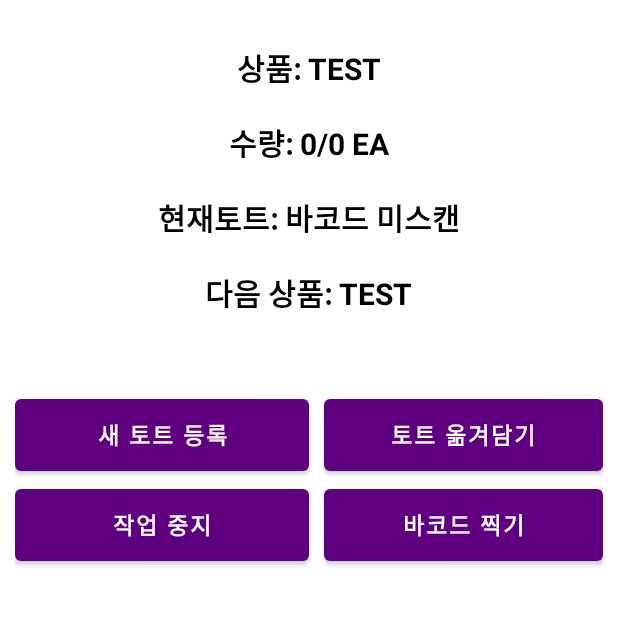
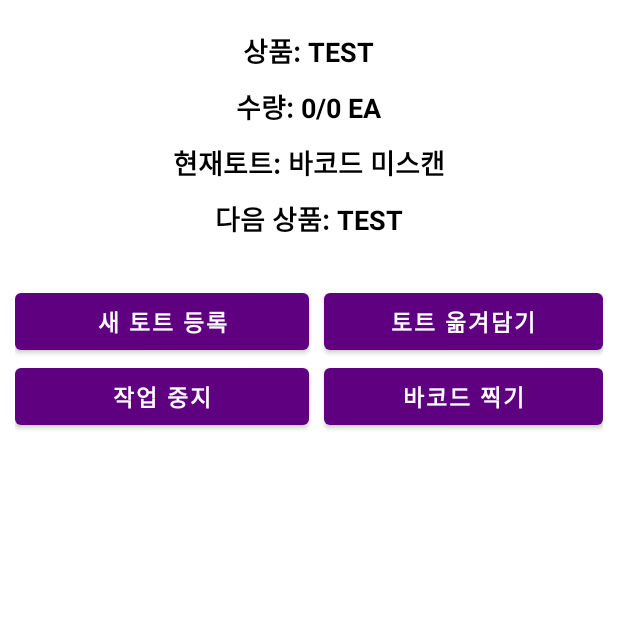
Before and after one commit to Kurly-Flow/Kurly-Flow-FE, an Android app: the MultiPickingActivity screen opened directly, with no data from a screen before it, on a phone screen of 412 x 824 dp, the part 545-1171 px from its top. Run offline under Robolectric (Android 15) with nearby library versions, the phone set to English and light mode, and no system bars; pictures from the network do not load.

Commit message:
최종 커밋

```diff
--- a/app/src/main/java/com/example/kurlyflow/hr/manager/ChooseRegionActivity.kt
+++ b/app/src/main/java/com/example/kurlyflow/hr/manager/ChooseRegionActivity.kt
@@ -47,7 +47,7 @@ class ChooseRegionActivity : AppCompatActivity() {
             regionModel
         ).enqueue(object : Callback<String> {
             override fun onResponse(call: Call<String>, response: Response<String>) {
-                Log.d("TAGr", response.body() + response.code())
+                Log.d("TAGrrr", response.body() + response.code())
                 if (response.code() == 200) {
                     ManagerLoginSharedPreference.setUserRegion(applicationContext, region)
                     startActivity(Intent(applicationContext, ManageActivity::class.java))
--- a/app/src/main/java/com/example/kurlyflow/hr/manager/service/ManagerService.kt
+++ b/app/src/main/java/com/example/kurlyflow/hr/manager/service/ManagerService.kt
@@ -22,7 +22,7 @@ interface ManagerService {
     fun postTo(@Header("Authorization") token: String, @Body request: SaveToRequest): Call<String>
 
     @POST("/api/admins/assignment")
-    fun postRegionAssignment(@Header("Authorization") token: String): Call<String>
+    fun tmp(@Header("Authorization") token: String): Call<String>
 
     @GET("/api/admins/attendance")
     fun getWorkerAttendance(@Header("Authorization") token: String): Call<ArrayList<AttendanceModel>>
@@ -43,8 +43,8 @@ interface ManagerService {
             return ApiClient.create(ManagerService::class.java).postTo(token, request)
         }
 
-        fun requestRegionAssignment(token: String): Call<String> {
-            return ApiClient.create(ManagerService::class.java).postRegionAssignment(token)
+        fun tmpppp(token: String): Call<String> {
+            return ApiClient.create(ManagerService::class.java).tmp(token)
         }
 
         fun getWorkerAttendance(token: String): Call<ArrayList<AttendanceModel>> {
--- a/app/src/main/java/com/example/kurlyflow/working/picking/request/MoveProductsToNewToteRequest.kt
+++ b/app/src/main/java/com/example/kurlyflow/working/picking/request/MoveProductsToNewToteRequest.kt
@@ -1,6 +1,7 @@
 package com.example.kurlyflow.working.picking.request
 
 data class MoveProductsToNewToteRequest(
+    var batchId: Long,
     var oldToteId: String,
     var newToteId: String,
     var invoiceProductIds: ArrayList<String>
--- a/app/src/main/res/layout/activity_checkpacking.xml
+++ b/app/src/main/res/layout/activity_checkpacking.xml
@@ -61,7 +61,7 @@
         <LinearLayout
             android:id="@+id/linearlayout_checkpacking_invoice"
             android:layout_width="match_parent"
-            android:layout_height="240dp"
+            android:layout_height="200dp"
             android:background="@color/gray_10"
             android:orientation="vertical"
             android:padding="10dp">
@@ -115,7 +115,7 @@
             <androidx.recyclerview.widget.RecyclerView
                 android:id="@+id/recyclerview_checkpacking"
                 android:layout_width="match_parent"
-                android:layout_height="150dp"
+                android:layout_height="120dp"
                 tools:listitem="@layout/item_end_recyclerview" />
         </LinearLayout>
 
--- a/app/src/main/res/layout/activity_main.xml
+++ b/app/src/main/res/layout/activity_main.xml
@@ -18,7 +18,7 @@
         android:layout_height="wrap_content"
         android:layout_marginTop="50dp"
         android:padding="10dp"
-        android:text="실제 사용 시 어플리케이션이 각 파트마다\n개별적으로 구햔되어 있는 것으로 기획했습니다."
+        android:text="실제 사용 시 어플리케이션이 각 파트마다\n개별적으로 구현되어 있는 것으로 기획했습니다."
         android:textColor="@color/black"
         android:textSize="16dp" />
 
@@ -62,7 +62,7 @@
         android:layout_marginTop="10dp"
         android:background="@drawable/main_textview_border"
         android:gravity="center"
-        android:text="앤드"
+        android:text="엔드"
         android:textColor="@color/white"
         android:textSize="20dp" />
 
--- a/app/src/main/res/layout/activity_multipicking.xml
+++ b/app/src/main/res/layout/activity_multipicking.xml
@@ -126,11 +126,12 @@
             android:layout_width="wrap_content"
             android:layout_height="wrap_content"
             android:layout_gravity="center"
-            android:layout_marginTop="30dp"
+            android:layout_marginTop="20dp"
             android:maxLines="2"
             android:text="상품: TEST"
+            android:gravity="center"
             android:textColor="@color/black"
-            android:textSize="20dp"
+            android:textSize="18dp"
             android:textStyle="bold" />
 
         <TextView
@@ -138,10 +139,10 @@
             android:layout_width="wrap_content"
             android:layout_height="wrap_content"
             android:layout_gravity="center"
-            android:layout_marginTop="20dp"
+            android:layout_marginTop="10dp"
             android:text="수량: 0/0 EA"
             android:textColor="@color/black"
-            android:textSize="20dp"
+            android:textSize="18dp"
             android:textStyle="bold" />
 
         <TextView
@@ -149,10 +150,10 @@
             android:layout_width="wrap_content"
             android:layout_height="wrap_content"
             android:layout_gravity="center"
-            android:layout_marginTop="20dp"
+            android:layout_marginTop="10dp"
             android:text="현재토트: 바코드 미스캔"
             android:textColor="@color/black"
-            android:textSize="20dp"
+            android:textSize="18dp"
             android:textStyle="bold" />
 
         <TextView
@@ -160,24 +161,25 @@
             android:layout_width="wrap_content"
             android:layout_height="wrap_content"
             android:layout_gravity="center"
-            android:layout_marginTop="20dp"
+            android:layout_marginTop="10dp"
             android:maxLines="2"
+            android:gravity="center"
             android:text="다음 상품: TEST"
             android:textColor="@color/black"
-            android:textSize="20dp"
+            android:textSize="18dp"
             android:textStyle="bold" />
 
         <LinearLayout
             android:layout_width="match_parent"
             android:layout_height="wrap_content"
             android:layout_gravity="center"
-            android:layout_marginTop="50dp"
+            android:layout_marginTop="30dp"
             android:orientation="horizontal">
 
             <Button
                 android:id="@+id/button_multipicking_newtote"
                 android:layout_width="match_parent"
-                android:layout_height="60dp"
+                android:layout_height="50dp"
                 android:layout_weight="1"
                 android:text="새 토트 등록"
                 android:textColor="@color/white"
@@ -187,7 +189,7 @@
             <Button
                 android:id="@+id/button_multipicking_movetote"
                 android:layout_width="match_parent"
-                android:layout_height="60dp"
+                android:layout_height="50dp"
                 android:layout_marginLeft="10dp"
                 android:layout_weight="1"
                 android:text="토트 옮겨담기"
@@ -205,7 +207,7 @@
             <Button
                 android:id="@+id/button_multipicking_stop"
                 android:layout_width="match_parent"
-                android:layout_height="60dp"
+                android:layout_height="50dp"
                 android:layout_weight="1"
                 android:text="작업 중지"
                 android:textColor="@color/white"
@@ -215,7 +217,7 @@
             <Button
                 android:id="@+id/button_multipicking_barcode"
                 android:layout_width="match_parent"
-                android:layout_height="60dp"
+                android:layout_height="50dp"
                 android:layout_weight="1"
                 android:text="바코드 찍기"
                 android:layout_marginLeft="10dp"
--- a/app/src/main/res/layout/fragment_attendance.xml
+++ b/app/src/main/res/layout/fragment_attendance.xml
@@ -45,7 +45,7 @@
             android:gravity="left"
             android:text="근무지 출결 현황"
             android:textColor="@color/black"
-            android:textSize="30dp" />
+            android:textSize="25dp" />
 
         <View
             android:layout_width="match_parent"
@@ -96,8 +96,8 @@
         <androidx.recyclerview.widget.RecyclerView
             android:id="@+id/recyclerview_attendance"
             android:layout_width="match_parent"
-            android:layout_height="match_parent"
-            android:layout_marginBottom="70dp"
+            android:layout_height="400dp"
+            android:layout_marginBottom="10dp"
             tools:listitem="@layout/item_manage_recyclerview" />
 
         <Button
--- a/app/src/main/res/layout/fragment_detailregion.xml
+++ b/app/src/main/res/layout/fragment_detailregion.xml
@@ -45,7 +45,7 @@
             android:gravity="left"
             android:text="세부 권역 배정 현황"
             android:textColor="@color/black"
-            android:textSize="30dp" />
+            android:textSize="25dp" />
 
         <View
             android:layout_width="match_parent"
@@ -96,7 +96,7 @@
         <androidx.recyclerview.widget.RecyclerView
             android:id="@+id/recyclerview_detailregion"
             android:layout_width="match_parent"
-            android:layout_height="400dp"
+            android:layout_height="match_parent"
             android:layout_marginBottom="10dp"
             tools:listitem="@layout/item_manage_recyclerview" />
 
--- a/app/src/main/res/layout/fragment_home.xml
+++ b/app/src/main/res/layout/fragment_home.xml
@@ -45,7 +45,7 @@
             android:gravity="left"
             android:text="작업자 현황"
             android:textColor="@color/black"
-            android:textSize="30dp" />
+            android:textSize="25dp" />
 
         <View
             android:layout_width="match_parent"
@@ -97,7 +97,6 @@
             android:id="@+id/recyclerview_home"
             android:layout_width="match_parent"
             android:layout_height="match_parent"
-            android:layout_marginBottom="70dp"
             tools:listitem="@layout/item_manage_recyclerview" />
     </LinearLayout>
 </LinearLayout>
```
Also changed, not shown: app/src/main/java/com/example/kurlyflow/hr/manager/ToFragment.kt (+4 -8 lines), app/src/main/java/com/example/kurlyflow/working/picking/MultiPickingActivity.kt (+29 -7 lines), app/src/main/res/layout/activity_checkproduct.xml (+4 -4 lines), app/src/main/res/layout/fragment_to.xml (+7 -7 lines).
